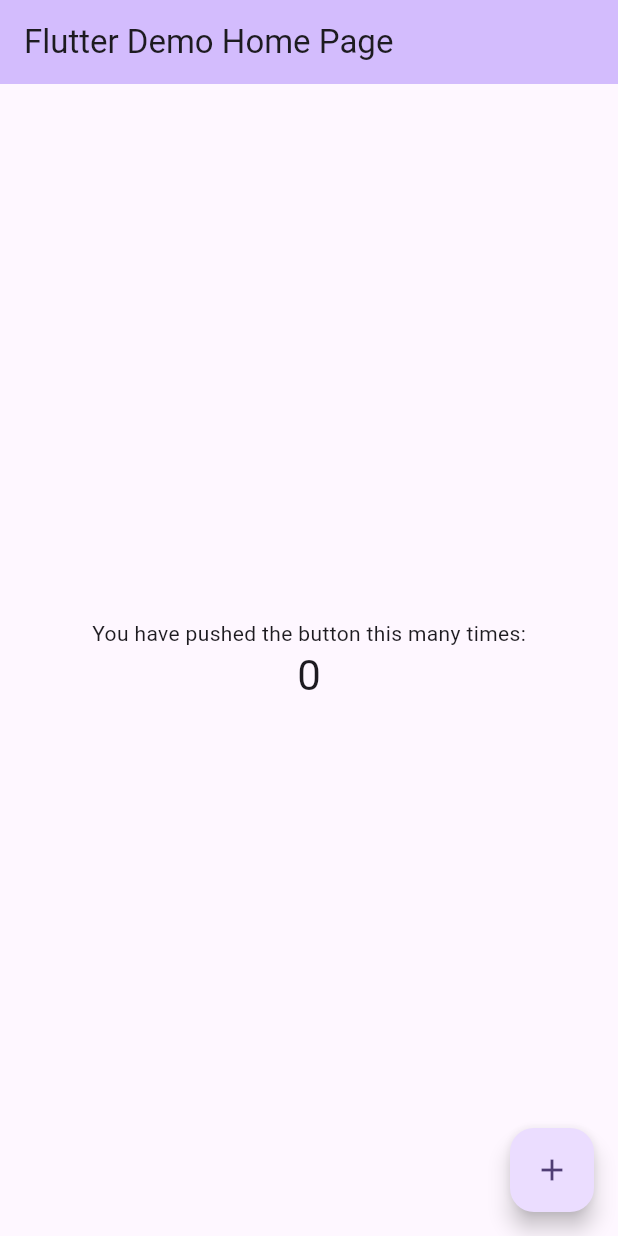
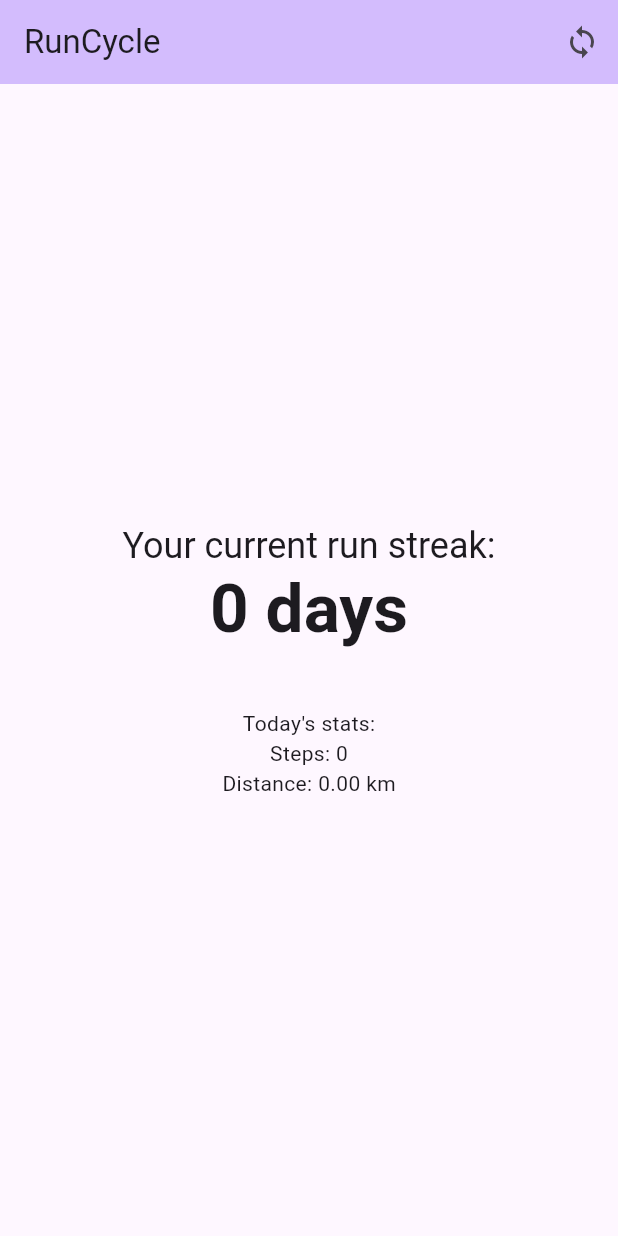
Before and after one commit to LaganYT/RunCycle, a Flutter app: the screen it shows after launch, on a phone screen of 412 x 824 dp. Run offline on Flutter 3.47's test engine with Material 3 defaults, Android fonts, the phone set to English and light mode, and no system bars; missing offline and left inert: health.

Commit message:
Add health tracking features and necessary permissions
- Updated AndroidManifest.xml to include permissions for health data access and location tracking.
- Modified Info.plist to provide usage descriptions for location and health data.
- Enhanced main.dart to fetch and display health data (steps, distance) and manage user permissions.
- Updated pubspec.yaml to include new dependencies for health tracking and notifications.
- Created Podfile for iOS dependencies management.
- Added reinstall.md for setup instructions.

```diff
--- a/lib/main.dart
+++ b/lib/main.dart
@@ -1,4 +1,5 @@
 import 'package:flutter/material.dart';
+import 'package:health/health.dart';
 
 void main() {
   runApp(const MyApp());
@@ -7,116 +8,131 @@ void main() {
 class MyApp extends StatelessWidget {
   const MyApp({super.key});
 
-  // This widget is the root of your application.
   @override
   Widget build(BuildContext context) {
     return MaterialApp(
-      title: 'Flutter Demo',
+      title: 'RunCycle',
       theme: ThemeData(
-        // This is the theme of your application.
-        //
-        // TRY THIS: Try running your application with "flutter run". You'll see
-        // the application has a purple toolbar. Then, without quitting the app,
-        // try changing the seedColor in the colorScheme below to Colors.green
-        // and then invoke "hot reload" (save your changes or press the "hot
-        // reload" button in a Flutter-supported IDE, or press "r" if you used
-        // the command line to start the app).
-        //
-        // Notice that the counter didn't reset back to zero; the application
-        // state is not lost during the reload. To reset the state, use hot
-        // restart instead.
-        //
-        // This works for code too, not just values: Most code changes can be
-        // tested with just a hot reload.
         colorScheme: ColorScheme.fromSeed(seedColor: Colors.deepPurple),
+        useMaterial3: true,
       ),
-      home: const MyHomePage(title: 'Flutter Demo Home Page'),
+      home: const MyHomePage(),
     );
   }
 }
 
 class MyHomePage extends StatefulWidget {
-  const MyHomePage({super.key, required this.title});
-
-  // This widget is the home page of your application. It is stateful, meaning
-  // that it has a State object (defined below) that contains fields that affect
-  // how it looks.
-
-  // This class is the configuration for the state. It holds the values (in this
-  // case the title) provided by the parent (in this case the App widget) and
-  // used by the build method of the State. Fields in a Widget subclass are
-  // always marked "final".
-
-  final String title;
+  const MyHomePage({super.key});
 
   @override
   State<MyHomePage> createState() => _MyHomePageState();
 }
 
 class _MyHomePageState extends State<MyHomePage> {
-  int _counter = 0;
+  int _streak = 0;
+  int _steps = 0;
+  double _distance = 0.0;
+  Health health = Health();
 
-  void _incrementCounter() {
+  @override
+  void initState() {
+    super.initState();
+    _authorizeAndFetchData();
+  }
+
+  Future<void> _authorizeAndFetchData() async {
+    // Define the health data types we want to read.
+    final types = [
+      HealthDataType.STEPS,
+      HealthDataType.DISTANCE_WALKING_RUNNING,
+      HealthDataType.ACTIVE_ENERGY_BURNED,
+    ];
+
+    // Request authorization to read the data.
+    bool requested = await health.requestAuthorization(types);
+
+    if (requested) {
+      fetchData();
+    } else {
+      // Handle case where user denies permission.
+      debugPrint("Authorization not granted");
+    }
+  }
+
+  Future<void> fetchData() async {
+    final now = DateTime.now();
+    final yesterday = now.subtract(const Duration(days: 1));
+
+    // Clear previous data
     setState(() {
-      // This call to setState tells the Flutter framework that something has
-      // changed in this State, which causes it to rerun the build method below
-      // so that the display can reflect the updated values. If we changed
-      // _counter without calling setState(), then the build method would not be
-      // called again, and so nothing would appear to happen.
-      _counter++;
+      _steps = 0;
+      _distance = 0.0;
     });
+
+    try {
+      // Fetch new data
+      List<HealthDataPoint> healthData =
+          await health.getHealthDataFromTypes(
+            startTime: yesterday,
+            endTime: now,
+            types: [
+              HealthDataType.STEPS,
+              HealthDataType.DISTANCE_WALKING_RUNNING,
+            ],
+          );
+
+      // Process the data
+      for (HealthDataPoint point in healthData) {
+        if (point.type == HealthDataType.STEPS) {
+          _steps += (point.value as NumericHealthValue).numericValue.toInt();
+        } else if (point.type == HealthDataType.DISTANCE_WALKING_RUNNING) {
+          _distance += (point.value as NumericHealthValue).numericValue.toDouble();
+        }
+      }
+
+      // Update the UI
+      setState(() {});
+    } catch (e) {
+      debugPrint("Error fetching health data: $e");
+    }
   }
 
   @override
   Widget build(BuildContext context) {
-    // This method is rerun every time setState is called, for instance as done
-    // by the _incrementCounter method above.
-    //
-    // The Flutter framework has been optimized to make rerunning build methods
-    // fast, so that you can just rebuild anything that needs updating rather
-    // than having to individually change instances of widgets.
     return Scaffold(
       appBar: AppBar(
-        // TRY THIS: Try changing the color here to a specific color (to
-        // Colors.amber, perhaps?) and trigger a hot reload to see the AppBar
-        // change color while the other colors stay the same.
         backgroundColor: Theme.of(context).colorScheme.inversePrimary,
-        // Here we take the value from the MyHomePage object that was created by
-        // the App.build method, and use it to set our appbar title.
-        title: Text(widget.title),
+        title: const Text('RunCycle'),
+        actions: [
+          IconButton(
+            icon: const Icon(Icons.sync),
+            onPressed: fetchData,
+            tooltip: 'Sync',
+          )
+        ],
       ),
       body: Center(
-        // Center is a layout widget. It takes a single child and positions it
-        // in the middle of the parent.
         child: Column(
-          // Column is also a layout widget. It takes a list of children and
-          // arranges them vertically. By default, it sizes itself to fit its
-          // children horizontally, and tries to be as tall as its parent.
-          //
-          // Column has various properties to control how it sizes itself and
-          // how it positions its children. Here we use mainAxisAlignment to
-          // center the children vertically; the main axis here is the vertical
-          // axis because Columns are vertical (the cross axis would be
-          // horizontal).
-          //
-          // TRY THIS: Invoke "debug painting" (choose the "Toggle Debug Paint"
-          // action in the IDE, or press "p" in the console), to see the
-          // wireframe for each widget.
           mainAxisAlignment: MainAxisAlignment.center,
           children: <Widget>[
-            const Text('You have pushed the button this many times:'),
             Text(
-              '$_counter',
-              style: Theme.of(context).textTheme.headlineMedium,
+              'Your current run streak:',
+              style: Theme.of(context).textTheme.headlineSmall,
             ),
+            Text(
+              '$_streak days',
+              style: Theme.of(context)
+                  .textTheme
+                  .displayMedium
+                  ?.copyWith(fontWeight: FontWeight.bold),
+            ),
+            const SizedBox(height: 40),
+            const Text('Today\'s stats:'),
+            Text('Steps: $_steps'),
+            Text('Distance: ${(_distance / 1000).toStringAsFixed(2)} km'),
           ],
         ),
       ),
-      floatingActionButton: FloatingActionButton(
-        onPressed: _incrementCounter,
-        tooltip: 'Increment',
-        child: const Icon(Icons.add),
-      ), // This trailing comma makes auto-formatting nicer for build methods.
     );
   }
 }
```
Also changed, not shown: pubspec.yaml (+5 -67 lines), pubspec.lock, 10 other files.
